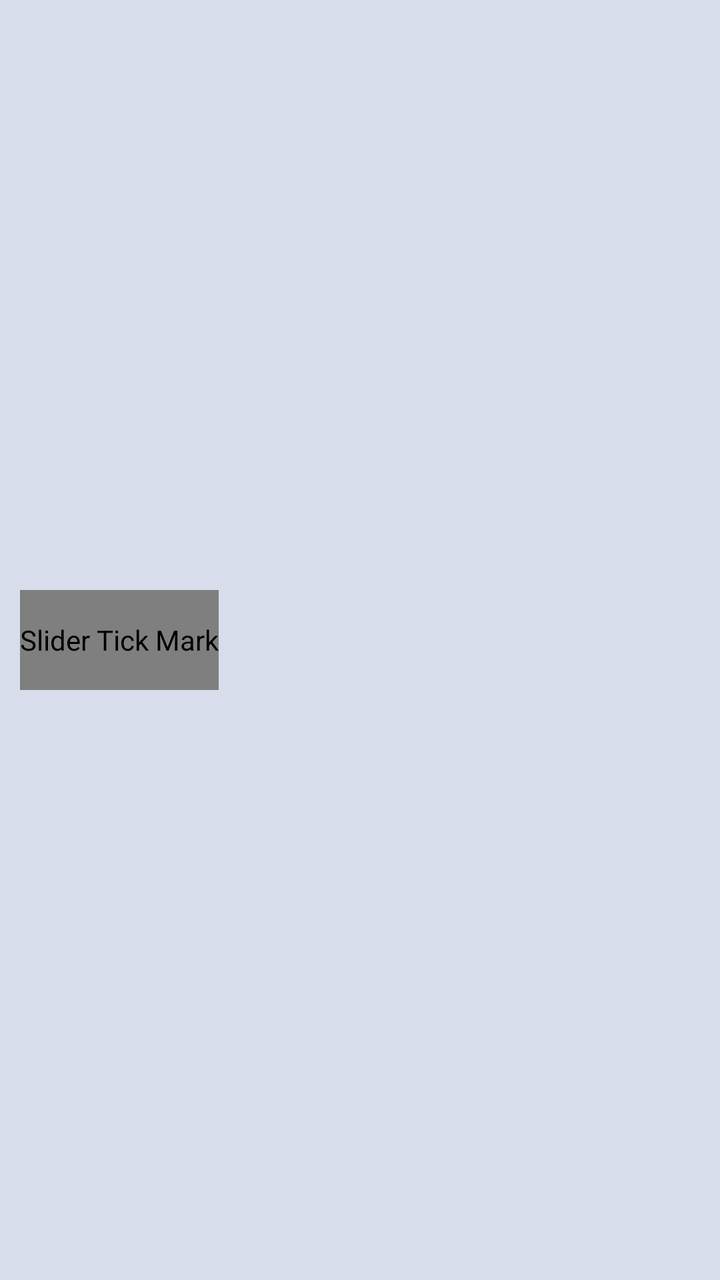
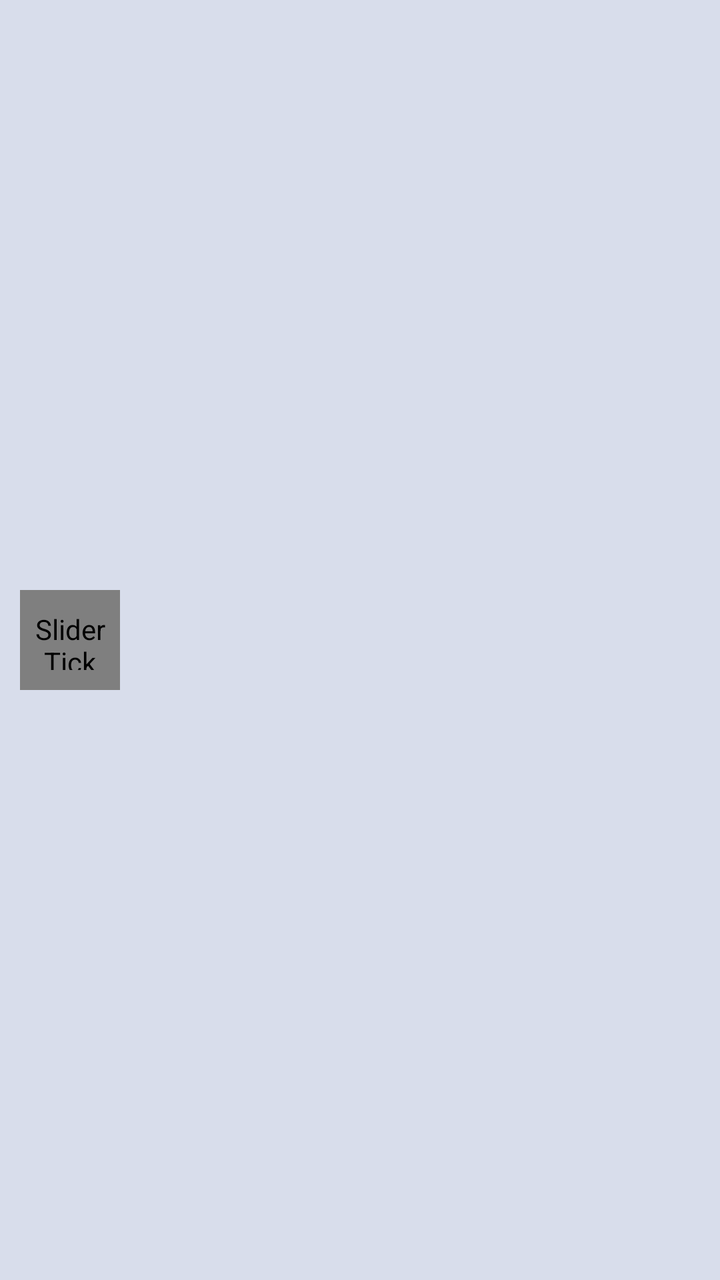

Before-and-after screenshots of an Android layout around one commit, followed by the original layout XML and the change that was made.
<!-- AndroidManifest.xml: application theme Theme.LogicMed -->
<!-- res/layout/slide_to_start.xml -->
<?xml version="1.0" encoding="utf-8"?>
<RelativeLayout xmlns:android="http://schemas.android.com/apk/res/android"
    android:layout_width="match_parent"
    android:layout_height="wrap_content"
    android:id="@+id/slider_path"
    android:padding="10dp"
    android:gravity="center_vertical">
    <com.example.logicmed.SliderButton
        android:id="@+id/slider_btn"
        android:layout_width="wrap_content"
        android:layout_height="50dp"
        android:contentDescription="@string/sliderTickMarkDesc"
        android:background="@drawable/slider_icon_bg"
        android:layout_marginEnd="15dp"
        />
    <TextView
        android:id="@+id/slider_text"
        android:layout_width="match_parent"
        android:layout_height="wrap_content"
        android:textAlignment="center"
        android:textSize="20sp"
        android:textStyle="bold"
        android:layout_toEndOf="@id/slider_btn"
        />

</RelativeLayout>
<!-- resources referenced by this layout -->
<resources>
  <!-- drawable slider_icon_bg (drawable) -->
  <?xml version="1.0" encoding="utf-8"?>
  <layer-list xmlns:android="http://schemas.android.com/apk/res/android">
      <item>
          <shape android:shape="rectangle">
              <solid android:color="@color/black"/>
              <corners
                  android:radius="60dp"
                  />
              <padding
                  android:top="10dp"
                  android:right="10dp"
                  android:left="10dp"
                  android:bottom="10dp"
                  />
          </shape>
      </item>
      <item
          android:drawable="@drawable/check_icon"
          android:gravity="center"
          />
  </layer-list>
  <string name="sliderTickMarkDesc">Slider Tick Mark</string>
  <style name="Theme.LogicMed" parent="Base.Theme.LogicMed" />
  <color name="black">#FF000000</color>
  <!-- drawable check_icon: png bitmap (drawable, 267 bytes) -->
  <style name="Base.Theme.LogicMed" parent="Theme.Material3.DayNight.NoActionBar">
          
          
          <item name="android:windowBackground">@color/bg_color</item>
          <item name="android:textColor">@color/black</item>
      </style>
  <color name="bg_color">#D8DDEB</color>
</resources>

<!-- the commit's change to res/layout/slide_to_start.xml (unified diff, before → after) -->
@@ -5,9 +5,14 @@
     android:id="@+id/slider_path"
     android:padding="10dp"
     android:gravity="center_vertical">
+    <View
+        android:id="@+id/slider_cover"
+        android:layout_width="0dp"
+        android:layout_height="50dp"
+        />
     <com.example.logicmed.SliderButton
         android:id="@+id/slider_btn"
-        android:layout_width="wrap_content"
+        android:layout_width="50dp"
         android:layout_height="50dp"
         android:contentDescription="@string/sliderTickMarkDesc"
         android:background="@drawable/slider_icon_bg"
@@ -16,11 +21,11 @@
     <TextView
         android:id="@+id/slider_text"
         android:layout_width="match_parent"
-        android:layout_height="wrap_content"
-        android:textAlignment="center"
+        android:layout_height="50dp"
         android:textSize="20sp"
         android:textStyle="bold"
         android:layout_toEndOf="@id/slider_btn"
+        android:gravity="center"
         />
 
 </RelativeLayout>
